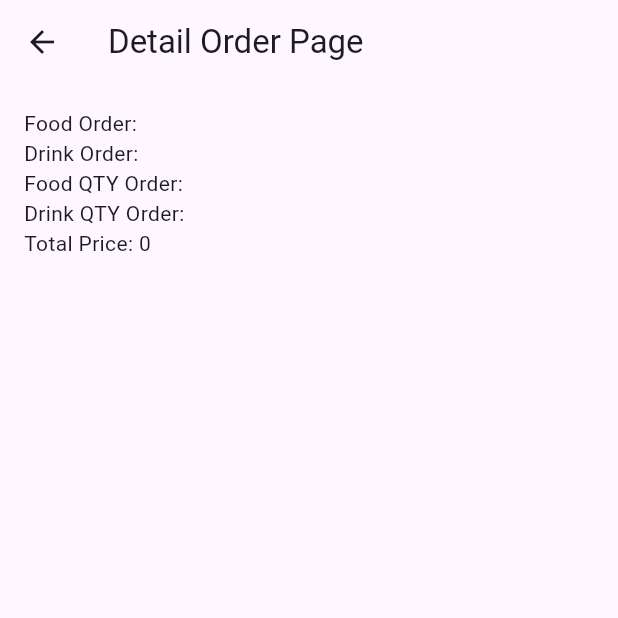
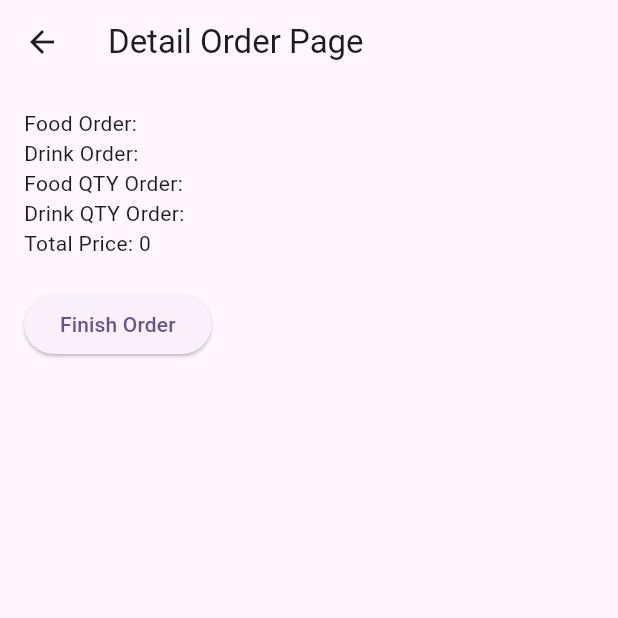
Before and after one commit to hi-lufz1/20220140181_act4, a Flutter app: the DetailOrderPage screen opened directly with empty values, on a phone screen of 412 x 824 dp, the top half of it. Run offline on Flutter 3.47's test engine with Material 3 defaults, Android fonts, the light colour scheme and no system bars.

Commit message:
menambahkan tombol

```diff
--- a/lib/detail_order_page.dart
+++ b/lib/detail_order_page.dart
@@ -30,6 +30,18 @@ class DetailOrderPage extends StatelessWidget {
             Text('Food QTY Order: $jumlahMakanan'),
             Text('Drink QTY Order: $jumlahMinuman'),
             Text('Total Price: $totalHarga'),
+
+             const SizedBox(height: 20),
+            ElevatedButton(
+              onPressed: () {
+                // Navigator.pushAndRemoveUntil(
+                //   context,
+                //   MaterialPageRoute(builder: (context) => HomePage()),
+                //   (route) => false,
+                // );
+              },
+              child: Text('Finish Order'),
+            ),
           ],
         ),
       ),
```
